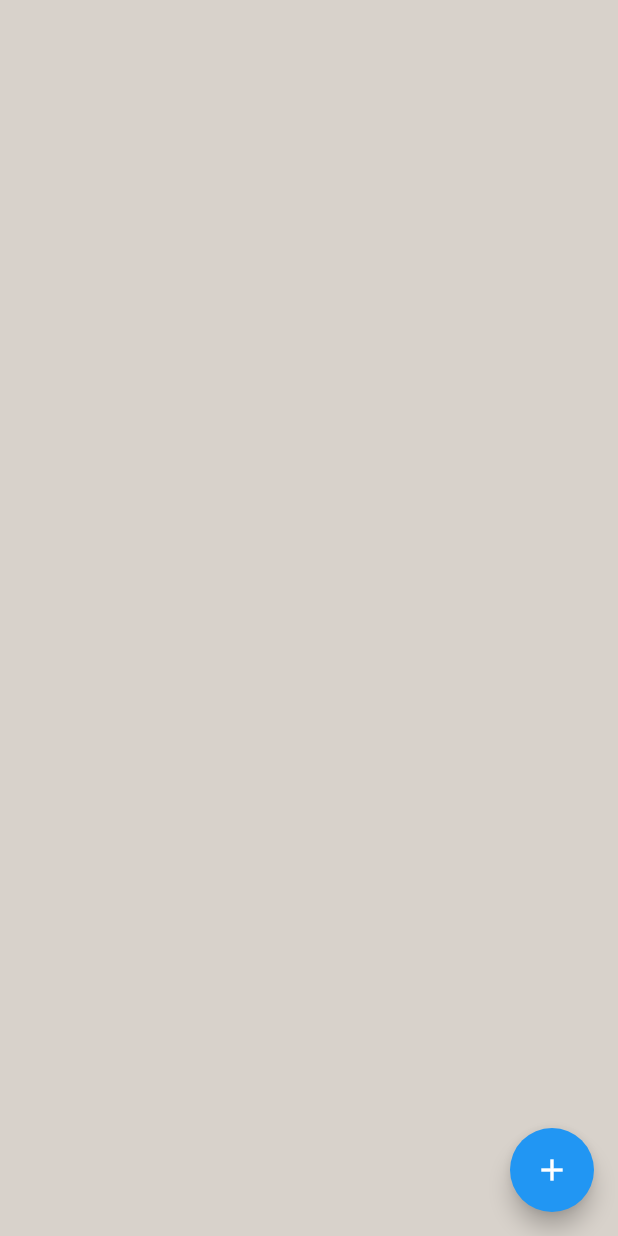
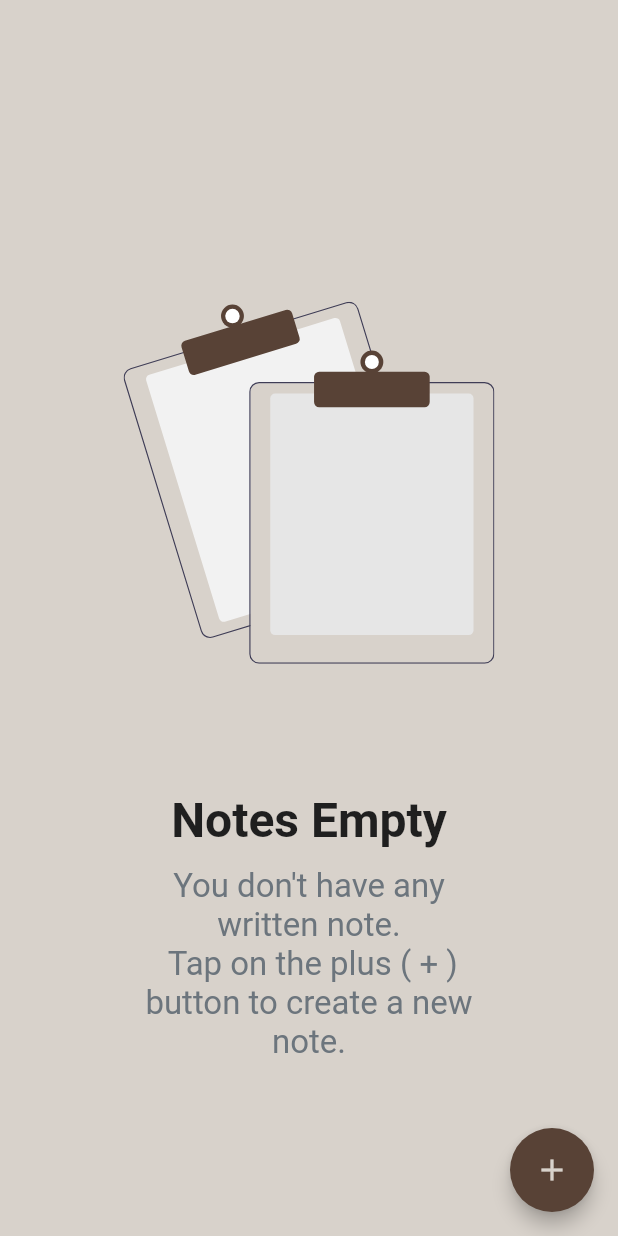
Before and after one commit to the-lost-dev/notes-app, a Flutter app: the screen it shows after launch, on a phone screen of 412 x 824 dp. Run offline on Flutter 3.47's test engine with Material 2 defaults, Android fonts, the phone set to English and light mode, and no system bars; our stand-ins replace flutter_riverpod, flutter_svg, google_fonts, hive, hive_flutter, phosphor_flutter; accounts and stored records are empty.

Commit message:
empty screen ui done

```diff
--- a/lib/entities/note.dart
+++ b/lib/entities/note_model.dart
@@ -1,12 +1,12 @@
 import 'package:flutter/foundation.dart';
 import 'package:hive/hive.dart';
 
-part 'note.g.dart';
+part 'note_model.g.dart';
 
 @immutable
 @HiveType(typeId: 0)
-class Note {
-  const Note({
+class NoteModel{
+  const NoteModel({
     this.heading,
     this.content,
     this.dateTime,
--- /dev/null
+++ b/lib/presentation/home_screen/components/body.dart
@@ -0,0 +1,62 @@
+
+import 'package:flutter/material.dart';
+import 'package:flutter_riverpod/flutter_riverpod.dart';
+import 'package:flutter_svg/flutter_svg.dart';
+import 'package:hive_flutter/hive_flutter.dart';
+import 'package:notes_app/entities/note_model.dart';
+import 'package:notes_app/utils/utils.dart';
+
+class Body extends ConsumerStatefulWidget {
+  const Body({Key? key}) : super(key: key);
+
+  @override
+  ConsumerState<ConsumerStatefulWidget> createState() => _BodyState();
+}
+
+class _BodyState extends ConsumerState<Body> {
+  Box<NoteModel>? storedNotes;
+
+  @override
+  void initState() {
+    super.initState();
+    storedNotes = Hive.box<NoteModel>(Strings.noteBox);
+  }
+
+  @override
+  Widget build(BuildContext context) {
+    return storedNotes!.isEmpty
+        ? Padding(
+            padding: EdgeInsets.symmetric(
+              horizontal: SizeConfig.blockSizeHorizontal * 20,
+              vertical: SizeConfig.blockSizeVertical * 10,
+            ),
+            child: Column(
+              mainAxisAlignment: MainAxisAlignment.center,
+              children: [
+                SvgPicture.asset(
+                  'images/empty.svg',
+                  height: SizeConfig.blockSizeVertical * 50,
+                ),
+                Text(
+                  Strings.emptyNoteTextHeading,
+                  style: Theme.of(context).textTheme.headline1,
+                ),
+                SizedBox(
+                  height: SizeConfig.blockSizeVertical * 1.5,
+                ),
+                Text(
+                  Strings.emptyNoteText,
+                  textAlign: TextAlign.center,
+                  style: Theme.of(context).textTheme.bodyText2,
+                ),
+              ],
+            ),
+          )
+        : Container(
+            child: Text(
+              'Me',
+              style: Theme.of(context).textTheme.headline1,
+            ),
+          );
+  }
+}
--- a/lib/presentation/home_screen.dart
+++ b/lib/presentation/home_screen/home_screen.dart
@@ -3,8 +3,12 @@ import 'package:flutter_riverpod/flutter_riverpod.dart';
 import 'package:notes_app/presentation/note_text_area.dart';
 import 'package:notes_app/utils/utils.dart';
 
+import 'components/body.dart';
+
 class HomeScreen extends ConsumerWidget {
   const HomeScreen({Key? key}) : super(key: key);
+
+  static const route = 'homeRoute';
 
   @override
   Widget build(BuildContext context, WidgetRef ref) {
@@ -12,8 +16,10 @@ class HomeScreen extends ConsumerWidget {
     return Scaffold(
       backgroundColor: AppColors.utilityColor,
       floatingActionButton: FloatingActionButton(
-        // backgroundColor: AppColors.primaryColor,
-        // foregroundColor: AppColors.utilityColor,
+        backgroundColor: AppColors.fabBgColor,
+        foregroundColor: AppColors.utilityColor,
+        tooltip: Strings.tooltipText,
+        elevation: fabElevation,
         child: const Icon(Icons.add),
         onPressed: () => Navigator.of(context).push(
           MaterialPageRoute(
@@ -21,7 +27,7 @@ class HomeScreen extends ConsumerWidget {
           ),
         ),
       ),
-      body: SafeArea(child: Container()),
+      body: const Body(),
     );
   }
 }
--- a/lib/root.dart
+++ b/lib/root.dart
@@ -1,7 +1,8 @@
 import 'package:flutter/material.dart';
+import 'package:notes_app/presentation/note_text_area.dart';
 import 'package:notes_app/utils/theme.dart';
 
-import 'presentation/home_screen.dart';
+import 'presentation/home_screen/home_screen.dart';
 
 class NotesApp extends StatelessWidget {
   const NotesApp({Key? key}) : super(key: key);
@@ -12,6 +13,10 @@ class NotesApp extends StatelessWidget {
     return MaterialApp(
       debugShowCheckedModeBanner: false,
       theme: theme,
+      routes: {
+        HomeScreen.route: (context) => const HomeScreen(),
+        CreateNoteScreen.route: (context) => const CreateNoteScreen(),
+      },
       home: const HomeScreen(),
     );
   }
--- a/lib/utils/app_colors.dart
+++ b/lib/utils/app_colors.dart
@@ -7,4 +7,5 @@ class AppColors {
   static const splashColor = Color(0xFFDFDFDE);
   static const iconColor = Color(0xFF1F1F1F);
   static const textColor = Color(0xFF1F1F1F);
+  static const fabBgColor = Color(0xFF584236);
 }
--- a/lib/utils/constants.dart
+++ b/lib/utils/constants.dart
@@ -1,6 +1,2 @@
 const double splashRadius = 25.0;
-
-/// HIVE DETAILS
-const String noteBox = 'noteBox';
-const String deletedNotes = 'deletedNotes';
-const String deleteNote = 'deleteNote';
+const double fabElevation = 5.0;
--- a/lib/utils/strings.dart
+++ b/lib/utils/strings.dart
@@ -1,3 +1,11 @@
+import 'dart:core';
+
 class Strings {
   static const String hintText = 'Note';
+  static const String emptyNoteText = "You don't have any written note.\n Tap on the plus ( + ) button to create a new note.";
+  static const String emptyNoteTextHeading = 'Notes Empty';
+  static const String noteBox = 'noteBox';
+  static const String deletedNotes = 'deletedNotes';
+  static const String deleteNote = 'deleteNote';
+  static const String tooltipText = 'New Note';
 }
--- a/lib/utils/theme.dart
+++ b/lib/utils/theme.dart
@@ -13,6 +13,10 @@ class NotesAppTheme {
     bodyText1: GoogleFonts.roboto(
       fontSize: 18,
     ),
+    bodyText2: GoogleFonts.roboto(
+      color: const Color(0xFF6C757D),
+      fontSize: 22,
+    ),
   );
 
   static ThemeData lightTheme() {
```
Also changed, not shown: lib/main.dart (+4 -4 lines), lib/presentation/note_text_area.dart (+7 -5 lines), lib/services/database.dart (+12 -12 lines), pubspec.yaml (+5 -2 lines), images/empty.svg (added), lib/entities/note_model.g.dart, pubspec.lock.
